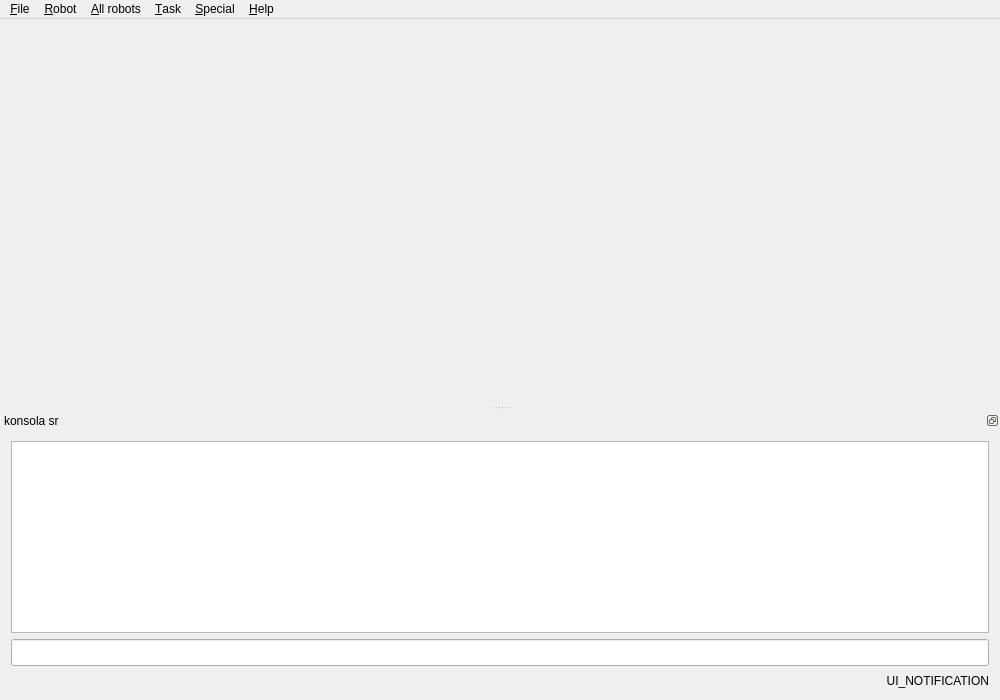
Old version of the form src/ui-qt/base/mainwindow.ui in the repository ptroja/mrrocpp.
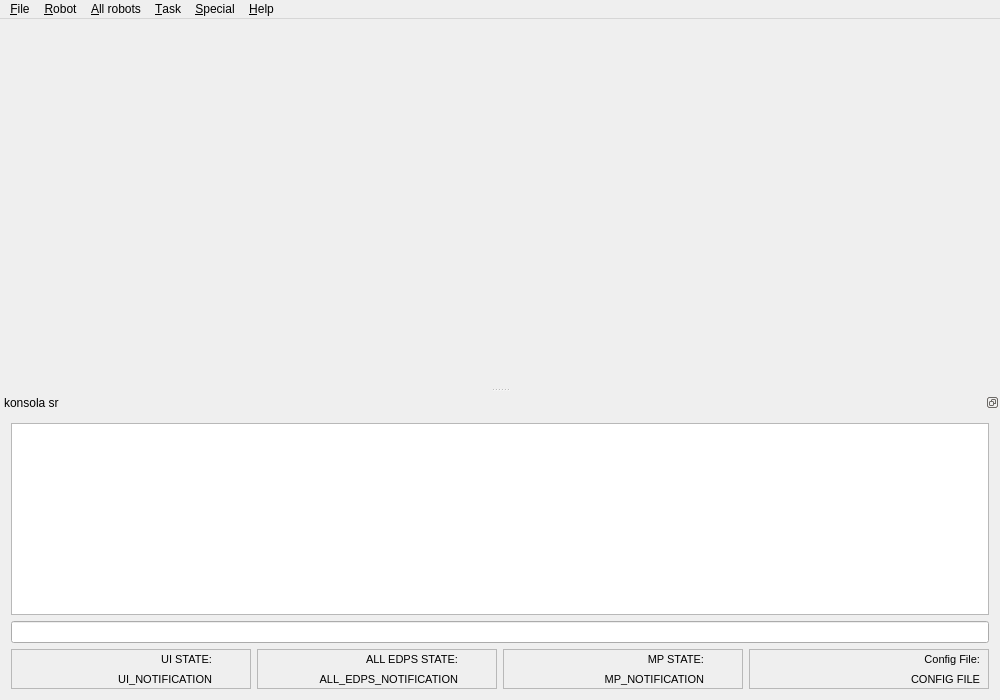
New version of the form.

Patch:
```diff
--- a/src/ui-qt/base/mainwindow.ui
+++ b/src/ui-qt/base/mainwindow.ui
@@ -385,7 +385,7 @@
    </attribute>
    <widget class="QWidget" name="dockWidgetContents">
     <layout class="QGridLayout" name="gridLayout">
-     <item row="0" column="0">
+     <item row="0" column="0" colspan="4">
       <widget class="QPlainTextEdit" name="plainTextEdit_sr">
        <property name="minimumSize">
         <size>
@@ -401,36 +401,300 @@
        </property>
       </widget>
      </item>
-     <item row="1" column="0">
+     <item row="1" column="0" colspan="4">
       <widget class="QLineEdit" name="lineEdit_position">
        <property name="minimumSize">
         <size>
          <width>200</width>
-         <height>27</height>
+         <height>20</height>
         </size>
        </property>
        <property name="font">
         <font>
          <family>Monospace</family>
-         <pointsize>9</pointsize>
+         <pointsize>8</pointsize>
         </font>
        </property>
       </widget>
      </item>
      <item row="2" column="0">
-      <widget class="QLabel" name="notification_label">
+      <widget class="QFrame" name="frame">
        <property name="minimumSize">
         <size>
-         <width>200</width>
-         <height>17</height>
+         <width>210</width>
+         <height>40</height>
         </size>
        </property>
-       <property name="text">
-        <string>UI_NOTIFICATION</string>
+       <property name="frameShape">
+        <enum>QFrame::StyledPanel</enum>
        </property>
-       <property name="alignment">
-        <set>Qt::AlignRight|Qt::AlignTrailing|Qt::AlignVCenter</set>
+       <property name="frameShadow">
+        <enum>QFrame::Raised</enum>
        </property>
+       <widget class="QLabel" name="notification_label">
+        <property name="geometry">
+         <rect>
+          <x>10</x>
+          <y>20</y>
+          <width>191</width>
+          <height>20</height>
+         </rect>
+        </property>
+        <property name="minimumSize">
+         <size>
+          <width>180</width>
+          <height>17</height>
+         </size>
+        </property>
+        <property name="font">
+         <font>
+          <pointsize>8</pointsize>
+         </font>
+        </property>
+        <property name="text">
+         <string>UI_NOTIFICATION</string>
+        </property>
+        <property name="alignment">
+         <set>Qt::AlignRight|Qt::AlignTrailing|Qt::AlignVCenter</set>
+        </property>
+       </widget>
+       <widget class="QLabel" name="label_2">
+        <property name="geometry">
+         <rect>
+          <x>10</x>
+          <y>0</y>
+          <width>191</width>
+          <height>20</height>
+         </rect>
+        </property>
+        <property name="minimumSize">
+         <size>
+          <width>0</width>
+          <height>0</height>
+         </size>
+        </property>
+        <property name="font">
+         <font>
+          <pointsize>8</pointsize>
+         </font>
+        </property>
+        <property name="text">
+         <string>UI STATE:</string>
+        </property>
+        <property name="alignment">
+         <set>Qt::AlignRight|Qt::AlignTrailing|Qt::AlignVCenter</set>
+        </property>
+       </widget>
+      </widget>
+     </item>
+     <item row="2" column="1">
+      <widget class="QFrame" name="frame_3">
+       <property name="minimumSize">
+        <size>
+         <width>210</width>
+         <height>40</height>
+        </size>
+       </property>
+       <property name="frameShape">
+        <enum>QFrame::StyledPanel</enum>
+       </property>
+       <property name="frameShadow">
+        <enum>QFrame::Raised</enum>
+       </property>
+       <widget class="QLabel" name="label_all_edps_notification">
+        <property name="geometry">
+         <rect>
+          <x>10</x>
+          <y>20</y>
+          <width>191</width>
+          <height>20</height>
+         </rect>
+        </property>
+        <property name="minimumSize">
+         <size>
+          <width>180</width>
+          <height>17</height>
+         </size>
+        </property>
+        <property name="font">
+         <font>
+          <pointsize>8</pointsize>
+         </font>
+        </property>
+        <property name="text">
+         <string>ALL_EDPS_NOTIFICATION</string>
+        </property>
+        <property name="alignment">
+         <set>Qt::AlignRight|Qt::AlignTrailing|Qt::AlignVCenter</set>
+        </property>
+       </widget>
+       <widget class="QLabel" name="label_4">
+        <property name="geometry">
+         <rect>
+          <x>10</x>
+          <y>0</y>
+          <width>191</width>
+          <height>20</height>
+         </rect>
+        </property>
+        <property name="minimumSize">
+         <size>
+          <width>0</width>
+          <height>0</height>
+         </size>
+        </property>
+        <property name="font">
+         <font>
+          <pointsize>8</pointsize>
+         </font>
+        </property>
+        <property name="text">
+         <string>ALL EDPS STATE:</string>
+        </property>
+        <property name="alignment">
+         <set>Qt::AlignRight|Qt::AlignTrailing|Qt::AlignVCenter</set>
+        </property>
+       </widget>
+      </widget>
+     </item>
+     <item row="2" column="2">
+      <widget class="QFrame" name="frame_2">
+       <property name="minimumSize">
+        <size>
+         <width>210</width>
+         <height>40</height>
+        </size>
+       </property>
+       <property name="frameShape">
+        <enum>QFrame::StyledPanel</enum>
+       </property>
+       <property name="frameShadow">
+        <enum>QFrame::Raised</enum>
+       </property>
+       <widget class="QLabel" name="label_mp_notification">
+        <property name="geometry">
+         <rect>
+          <x>10</x>
+          <y>20</y>
+          <width>191</width>
+          <height>20</height>
+         </rect>
+        </property>
+        <property name="minimumSize">
+         <size>
+          <width>180</width>
+          <height>17</height>
+         </size>
+        </property>
+        <property name="font">
+         <font>
+          <pointsize>8</pointsize>
+         </font>
+        </property>
+        <property name="text">
+         <string>MP_NOTIFICATION</string>
+        </property>
+        <property name="alignment">
+         <set>Qt::AlignRight|Qt::AlignTrailing|Qt::AlignVCenter</set>
+        </property>
+       </widget>
+       <widget class="QLabel" name="label_3">
+        <property name="geometry">
+         <rect>
+          <x>10</x>
+          <y>0</y>
+          <width>191</width>
+          <height>20</height>
+         </rect>
+        </property>
+        <property name="minimumSize">
+         <size>
+          <width>0</width>
+          <height>0</height>
+         </size>
+        </property>
+        <property name="font">
+         <font>
+          <pointsize>8</pointsize>
+         </font>
+        </property>
+        <property name="text">
+         <string>MP STATE:</string>
+        </property>
+        <property name="alignment">
+         <set>Qt::AlignRight|Qt::AlignTrailing|Qt::AlignVCenter</set>
+        </property>
+       </widget>
+      </widget>
+     </item>
+     <item row="2" column="3">
+      <widget class="QFrame" name="frame_4">
+       <property name="minimumSize">
+        <size>
+         <width>210</width>
+         <height>40</height>
+        </size>
+       </property>
+       <property name="frameShape">
+        <enum>QFrame::StyledPanel</enum>
+       </property>
+       <property name="frameShadow">
+        <enum>QFrame::Raised</enum>
+       </property>
+       <widget class="QLabel" name="label_config_file_notification">
+        <property name="geometry">
+         <rect>
+          <x>10</x>
+          <y>20</y>
+          <width>221</width>
+          <height>20</height>
+         </rect>
+        </property>
+        <property name="minimumSize">
+         <size>
+          <width>180</width>
+          <height>17</height>
+         </size>
+        </property>
+        <property name="font">
+         <font>
+          <pointsize>8</pointsize>
+         </font>
+        </property>
+        <property name="text">
+         <string>CONFIG FILE</string>
+        </property>
+        <property name="alignment">
+         <set>Qt::AlignRight|Qt::AlignTrailing|Qt::AlignVCenter</set>
+        </property>
+       </widget>
+       <widget class="QLabel" name="label_5">
+        <property name="geometry">
+         <rect>
+          <x>10</x>
+          <y>0</y>
+          <width>221</width>
+          <height>20</height>
+         </rect>
+        </property>
+        <property name="minimumSize">
+         <size>
+          <width>0</width>
+          <height>0</height>
+         </size>
+        </property>
+        <property name="font">
+         <font>
+          <pointsize>8</pointsize>
+         </font>
+        </property>
+        <property name="text">
+         <string>Config File:</string>
+        </property>
+        <property name="alignment">
+         <set>Qt::AlignRight|Qt::AlignTrailing|Qt::AlignVCenter</set>
+        </property>
+       </widget>
       </widget>
      </item>
     </layout>
```
